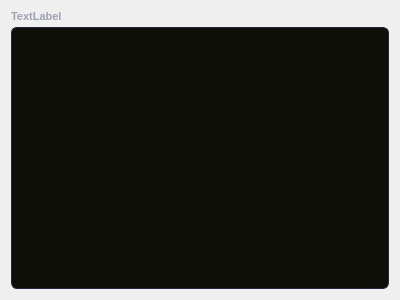
Qt form src/component/textinput.ui (Keypr-org/qt_client) before a commit.
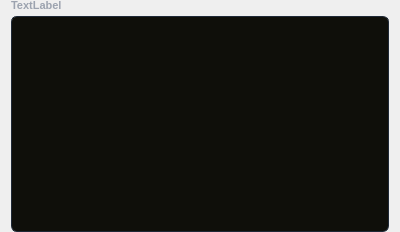
The same form after that commit.

Patch:
```diff
--- a/src/component/textinput.ui
+++ b/src/component/textinput.ui
@@ -7,7 +7,7 @@
     <x>0</x>
     <y>0</y>
     <width>400</width>
-    <height>300</height>
+    <height>232</height>
    </rect>
   </property>
   <property name="windowTitle">
@@ -22,6 +22,12 @@
 }</string>
   </property>
   <layout class="QVBoxLayout" name="verticalLayout_2">
+   <property name="topMargin">
+    <number>0</number>
+   </property>
+   <property name="bottomMargin">
+    <number>0</number>
+   </property>
    <item>
     <widget class="QLabel" name="textLabel">
      <property name="maximumSize">
```
